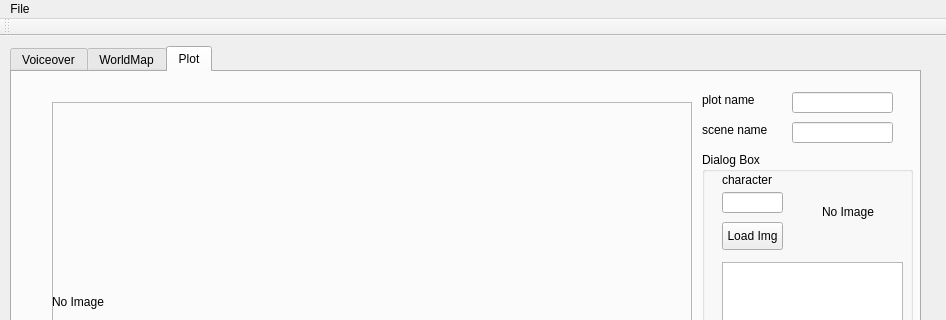
Above: LevelEditor/LevelEditor/leveleditor.ui from KevinStigma/SLGSanguo before the change; both pictures show x 0 to 946 and y 0 to 320 of the 946 by 668 pixel window. Below: the same form after it.
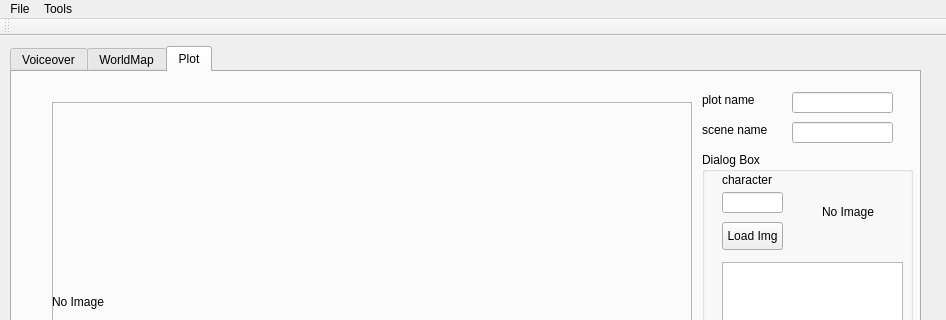
That is the form after the change. Custom widgets are drawn as their Qt base class.

Commit message: convert image format

The edit to the form file:
```diff
--- a/LevelEditor/LevelEditor/leveleditor.ui
+++ b/LevelEditor/LevelEditor/leveleditor.ui
@@ -735,7 +735,14 @@
     <addaction name="actionLoad_Xml"/>
     <addaction name="actionSave_Xml"/>
    </widget>
+   <widget class="QMenu" name="menuTools">
+    <property name="title">
+     <string>Tools</string>
+    </property>
+    <addaction name="actionConvertImage"/>
+   </widget>
    <addaction name="menuFile"/>
+   <addaction name="menuTools"/>
   </widget>
   <widget class="QToolBar" name="mainToolBar">
    <attribute name="toolBarArea">
```
Left out of the diff: 5 changed lines with no effect on the pictures. The commit also changes 2 other files.
